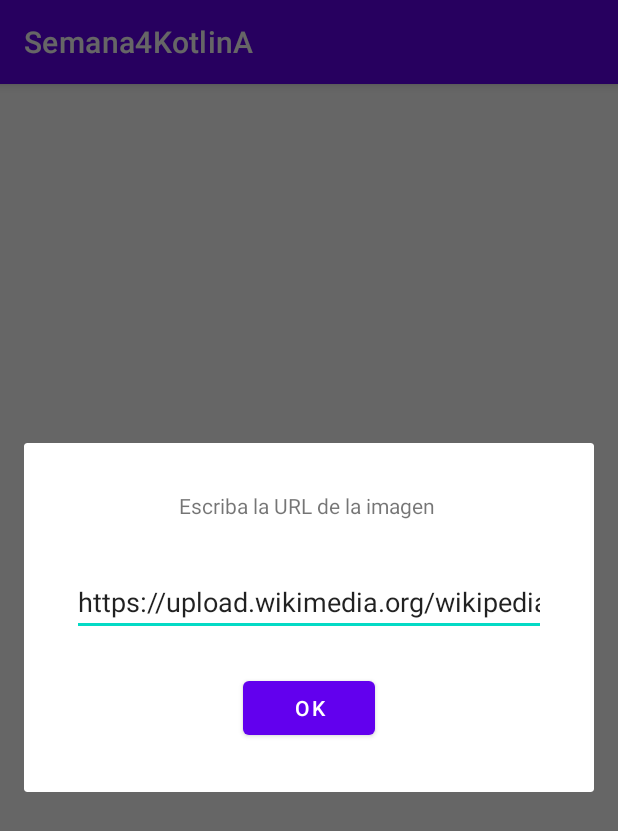
After one commit to Domiciano/Semana4KotlinE, an Android app: the fragment ModalDialog placed in its activity, on a phone screen of 412 x 824 dp. The commit adds this screen. Shown: the top 831 px of the screen. Run offline under Robolectric (Android 15) with nearby library versions, the phone set to English and light mode, and no system bars.

Commit message:
Semana 4

```diff
--- a/app/build.gradle
+++ b/app/build.gradle
@@ -39,6 +39,7 @@ dependencies {
     implementation 'androidx.appcompat:appcompat:1.3.0'
     implementation 'com.google.android.material:material:1.3.0'
     implementation 'androidx.constraintlayout:constraintlayout:2.0.4'
+    implementation 'androidx.legacy:legacy-support-v4:1.0.0'
     testImplementation 'junit:junit:4.+'
     androidTestImplementation 'androidx.test.ext:junit:1.1.2'
     androidTestImplementation 'androidx.test.espresso:espresso-core:3.3.0'
--- /dev/null
+++ b/app/src/main/java/edu/co/icesi/semana4kotlina/ModalDialog.kt
@@ -0,0 +1,57 @@
+package edu.co.icesi.semana4kotlina
+
+import android.os.Bundle
+import androidx.fragment.app.Fragment
+import android.view.LayoutInflater
+import android.view.View
+import android.view.ViewGroup
+import android.widget.Button
+import android.widget.EditText
+import android.widget.Toast
+import androidx.fragment.app.DialogFragment
+import kotlinx.android.synthetic.main.fragment_modal_dialog.*
+
+class ModalDialog : DialogFragment() {
+
+    private lateinit var okBtn:Button
+    private lateinit var urlET:EditText
+
+    var listener:OnOkListener? = null
+        get() = field
+        set(listener){
+            field = listener
+        }
+
+    override fun onCreateView(inflater: LayoutInflater, container: ViewGroup?, savedInstanceState: Bundle?): View? {
+        // Inflate the layout for this fragment
+        val view = inflater.inflate(R.layout.fragment_modal_dialog, container, false)
+        okBtn = view.findViewById(R.id.okBtn)
+        urlET = view.findViewById(R.id.urlET)
+        okBtn.setOnClickListener {
+            listener?.let {
+                it.onOk(urlET.text.toString())
+            }
+        }
+        return view
+    }
+
+    interface OnOkListener{
+        fun onOk(url:String)
+    }
+
+    override fun onStart() {
+        super.onStart()
+        dialog?.window?.setLayout(ViewGroup.LayoutParams.MATCH_PARENT, ViewGroup.LayoutParams.WRAP_CONTENT)
+    }
+
+
+
+    companion object {
+        @JvmStatic
+        fun newInstance() = ModalDialog().apply {
+                arguments = Bundle().apply {
+                    //putString(ARG_PARAM1, param1)
+                }
+            }
+    }
+}
--- /dev/null
+++ b/app/src/main/res/layout/fragment_modal_dialog.xml
@@ -0,0 +1,44 @@
+<?xml version="1.0" encoding="utf-8"?>
+<androidx.constraintlayout.widget.ConstraintLayout xmlns:android="http://schemas.android.com/apk/res/android"
+    xmlns:app="http://schemas.android.com/apk/res-auto"
+    xmlns:tools="http://schemas.android.com/tools"
+    android:layout_width="match_parent"
+    android:layout_height="wrap_content">
+
+    <TextView
+        android:id="@+id/textView"
+        android:layout_width="wrap_content"
+        android:layout_height="wrap_content"
+        android:layout_marginTop="32dp"
+        android:text="Escriba la URL de la imagen "
+        app:layout_constraintEnd_toEndOf="parent"
+        app:layout_constraintStart_toStartOf="parent"
+        app:layout_constraintTop_toTopOf="parent" />
+
+    <EditText
+        android:id="@+id/urlET"
+        android:layout_width="0dp"
+        android:layout_height="wrap_content"
+        android:layout_marginStart="32dp"
+        android:layout_marginTop="32dp"
+        android:layout_marginEnd="32dp"
+        android:ems="10"
+        android:hint="URL"
+        android:inputType="textPersonName"
+        android:text="https://upload.wikimedia.org/wikipedia/commons/thumb/6/64/Android_logo_2019_%28stacked%29.svg/1200px-Android_logo_2019_%28stacked%29.svg.png"
+        app:layout_constraintEnd_toEndOf="parent"
+        app:layout_constraintStart_toStartOf="parent"
+        app:layout_constraintTop_toBottomOf="@+id/textView" />
+
+    <Button
+        android:id="@+id/okBtn"
+        android:layout_width="wrap_content"
+        android:layout_height="wrap_content"
+        android:layout_marginTop="24dp"
+        android:layout_marginBottom="32dp"
+        android:text="OK"
+        app:layout_constraintBottom_toBottomOf="parent"
+        app:layout_constraintEnd_toEndOf="parent"
+        app:layout_constraintStart_toStartOf="parent"
+        app:layout_constraintTop_toBottomOf="@+id/urlET" />
+</androidx.constraintlayout.widget.ConstraintLayout>
--- a/app/src/main/res/values/strings.xml
+++ b/app/src/main/res/values/strings.xml
@@ -1,3 +1,5 @@
 <resources>
     <string name="app_name">Semana4KotlinA</string>
+    <!-- TODO: Remove or change this placeholder text -->
+    <string name="hello_blank_fragment">Hello blank fragment</string>
 </resources>
```
Also changed, not shown: app/src/main/java/edu/co/icesi/semana4kotlina/MainActivity.kt (+11 -3 lines), app/src/main/res/layout/activity_main.xml (+0 -14 lines).
